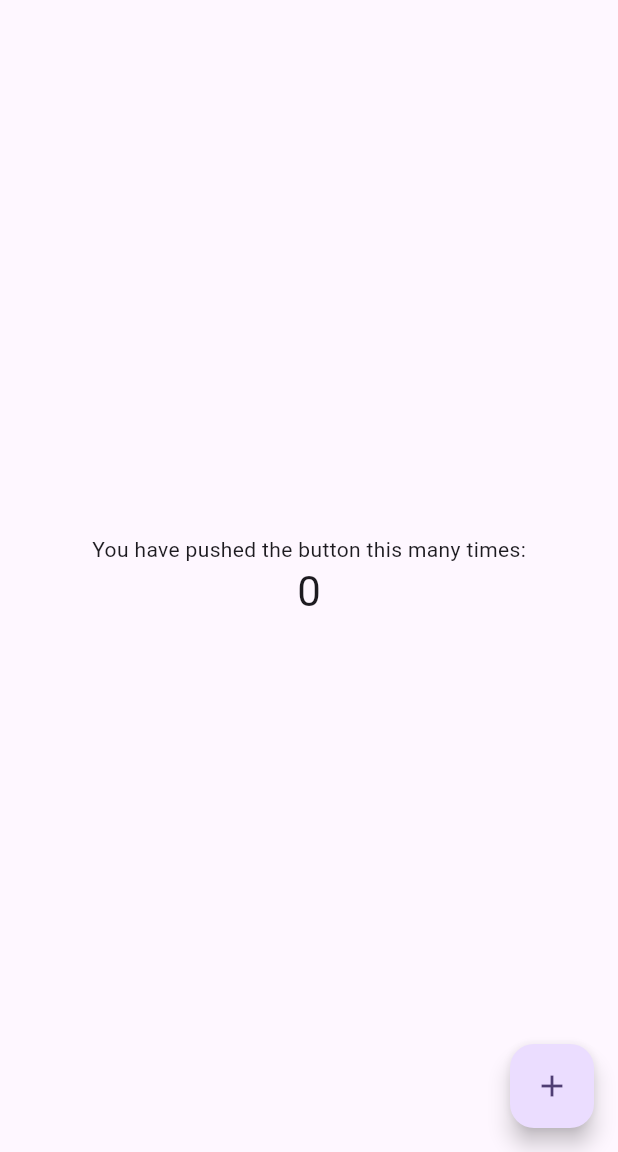
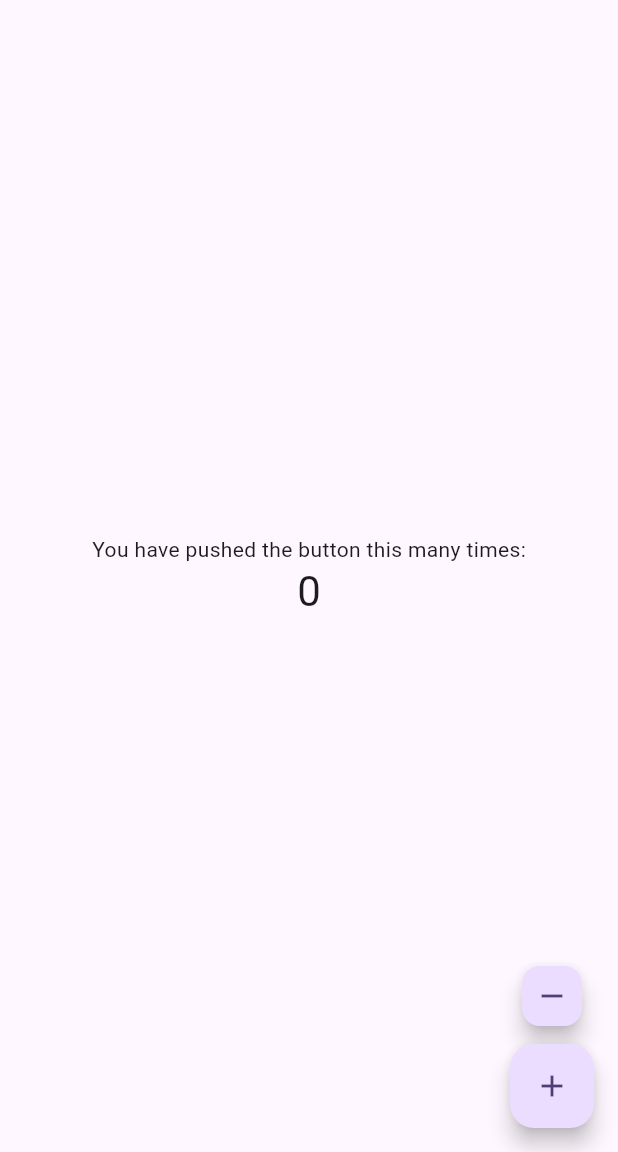
Before and after one commit to avadhksapariya/counter-test, a Flutter app: the screen it shows after launch, on a phone screen of 412 x 824 dp, the part 84-1236 px from its top. Run offline on Flutter 3.47's test engine with Material 3 defaults, Android fonts, the phone set to English and light mode, and no system bars.

Commit message:
- main: Added another floating button for decrement counter. - counter: Added method to decrement the counter. - counter_test: Added new test case for the decrement and tested.

```diff
--- a/lib/counter.dart
+++ b/lib/counter.dart
@@ -6,4 +6,10 @@ class Counter {
   void incrementCounter() {
     _counter++;
   }
+
+  void decrementCounter() {
+    if (_counter != 0) {
+      _counter--;
+    }
+  }
 }
--- a/lib/main.dart
+++ b/lib/main.dart
@@ -40,6 +40,12 @@ class _MyHomePageState extends State<MyHomePage> {
     });
   }
 
+  void _decrementCounter() {
+    setState(() {
+      counter.decrementCounter();
+    });
+  }
+
   @override
   Widget build(BuildContext context) {
     return Scaffold(
@@ -61,10 +67,23 @@ class _MyHomePageState extends State<MyHomePage> {
           ],
         ),
       ),
-      floatingActionButton: FloatingActionButton(
-        onPressed: _incrementCounter,
-        tooltip: 'Increment',
-        child: const Icon(Icons.add),
+      floatingActionButton: Column(
+        mainAxisAlignment: MainAxisAlignment.end,
+        children: [
+          Padding(
+            padding: const EdgeInsets.only(bottom: 8.0),
+            child: FloatingActionButton.small(
+              onPressed: _decrementCounter,
+              tooltip: 'Decrement',
+              child: const Icon(Icons.remove),
+            ),
+          ),
+          FloatingActionButton(
+            onPressed: _incrementCounter,
+            tooltip: 'Increment',
+            child: const Icon(Icons.add),
+          ),
+        ],
       ),
     );
   }
```
Also changed, not shown: 1 other file.
